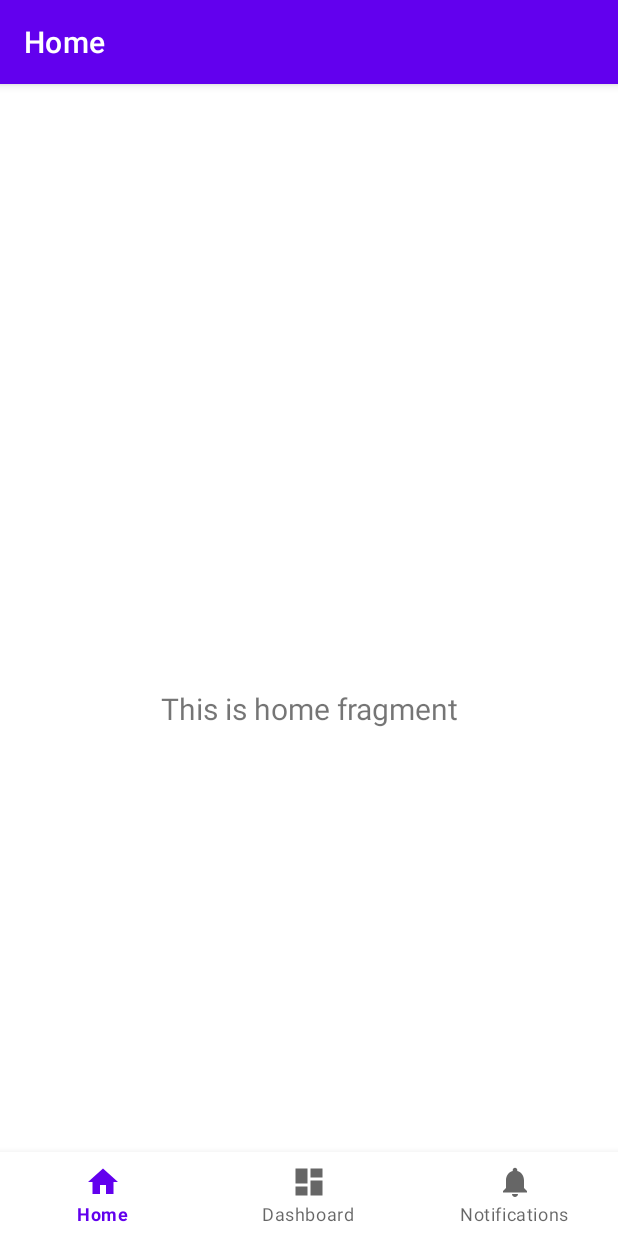
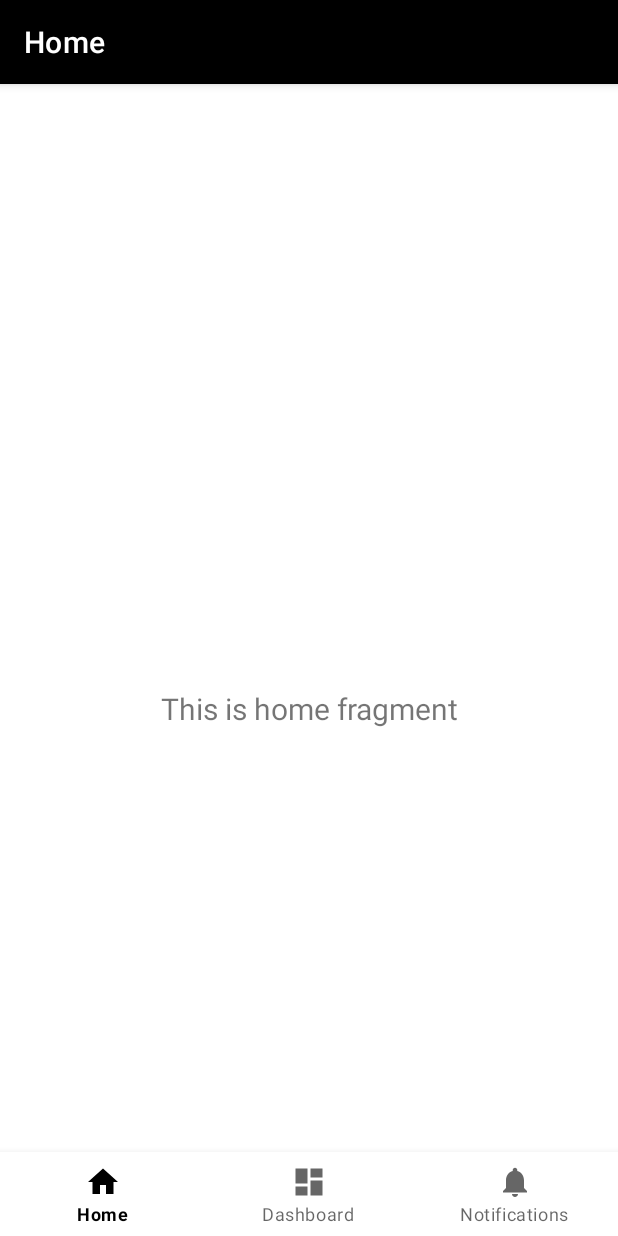
Before and after one commit to ginanjar10119032/Tugas-UTS-Genap-2022-AKB-IF-1-10119032, an Android app: the screen it shows after launch (MainActivity), on a phone screen of 412 x 824 dp. Run offline under Robolectric (Android 15) with nearby library versions, the phone set to English and light mode, and no system bars; our stand-ins replace navigation-ui.

Commit message:
change in-app color

```diff
--- /dev/null
+++ b/app/src/main/java/com/example/tugasutsgenap2022akbif_110119032/SplashScreen.java
@@ -0,0 +1,33 @@
+package com.example.tugasutsgenap2022akbif_110119032;
+
+import android.content.Intent;
+import android.os.Build;
+import android.os.Bundle;
+import android.os.Handler;
+import android.view.Window;
+import android.view.WindowManager;
+import android.widget.TextView;
+
+import androidx.appcompat.app.AppCompatActivity;
+import androidx.core.content.ContextCompat;
+
+public class SplashScreen extends AppCompatActivity {
+
+    @Override
+    protected void onCreate(Bundle savedInstanceState) {
+        super.onCreate(savedInstanceState);
+
+        //menghilangkan ActionBar
+        this.requestWindowFeature(Window.FEATURE_NO_TITLE);
+        setContentView(R.layout.activity_splash_screen);
+
+        final Handler handler = new Handler();
+        handler.postDelayed(new Runnable() {
+            @Override
+            public void run() {
+                startActivity(new Intent(getApplicationContext(), MainActivity.class));
+                finish();
+            }
+        }, 2000L); //2000 L = 2 detik
+    }
+}
--- a/app/src/main/res/values/themes.xml
+++ b/app/src/main/res/values/themes.xml
@@ -2,8 +2,8 @@
     <!-- Base application theme. -->
     <style name="Theme.TugasUTSGenap2022AKBIF110119032" parent="Theme.MaterialComponents.DayNight.DarkActionBar">
         <!-- Primary brand color. -->
-        <item name="colorPrimary">@color/purple_500</item>
-        <item name="colorPrimaryVariant">@color/purple_700</item>
+        <item name="colorPrimary">@color/black</item>
+        <item name="colorPrimaryVariant">@color/black</item>
         <item name="colorOnPrimary">@color/white</item>
         <!-- Secondary brand color. -->
         <item name="colorSecondary">@color/teal_200</item>
```
Also changed, not shown: app/src/main/AndroidManifest.xml (+6 -4 lines), app/src/main/res/layout/activity_splash_screen.xml (added, +20 -0 lines).
